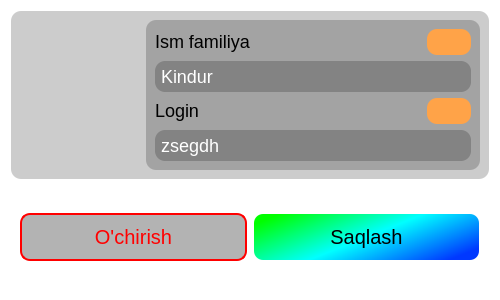
Old version of the form UI_files/edit.ui in the repository bexruzpy/KundalikCOM.
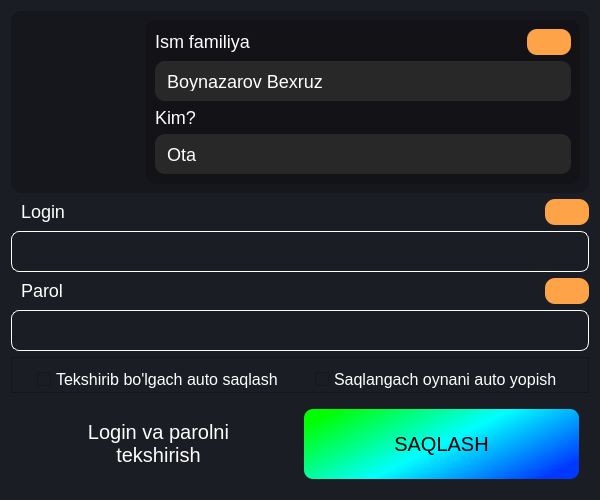
New version of the form. Icons and pictures are not drawn.

The edit to the form file:
```diff
--- a/UI_files/edit.ui
+++ b/UI_files/edit.ui
@@ -6,27 +6,31 @@
    <rect>
     <x>0</x>
     <y>0</y>
-    <width>500</width>
-    <height>300</height>
+    <width>600</width>
+    <height>500</height>
    </rect>
   </property>
   <property name="minimumSize">
    <size>
-    <width>500</width>
-    <height>300</height>
+    <width>600</width>
+    <height>500</height>
    </size>
   </property>
   <property name="maximumSize">
    <size>
-    <width>500</width>
-    <height>300</height>
+    <width>700</width>
+    <height>500</height>
    </size>
   </property>
   <property name="windowTitle">
    <string>Frame</string>
   </property>
   <property name="styleSheet">
-   <string notr="true">QFrame{background-color: rgb(255, 255, 255,0.3);}
+   <string notr="true">*{
+background-color: rgb(27, 29, 36);
+color: white;
+font-family: &quot;Mongolian Baiti&quot;;
+}
 QLabel{
 font-size: 18px;
 }
@@ -46,8 +50,14 @@
       </size>
      </property>
      <property name="styleSheet">
-      <string notr="true">border-radius: 10px;
-background-color: rgb(0, 0, 0, 0.2);</string>
+      <string notr="true">*{
+border-radius: 10px;
+background-color: rgb(0, 0, 0, 0.2);}
+QLineEdit{
+background-color: rgb(40,40,40);
+background-color: rgb(40,40,40);
+padding: 10px;
+}</string>
      </property>
      <property name="frameShape">
       <enum>QFrame::StyledPanel</enum>
@@ -131,6 +141,9 @@
          <enum>QFrame::Raised</enum>
         </property>
         <layout class="QVBoxLayout" name="verticalLayout_18">
+         <property name="rightMargin">
+          <number>9</number>
+         </property>
          <item>
           <widget class="QFrame" name="frame_31">
            <property name="styleSheet">
@@ -212,9 +225,12 @@
           </widget>
          </item>
          <item>
-          <widget class="QLineEdit" name="lineEdit_19">
+          <widget class="QLineEdit" name="lineEdit_21">
            <property name="text">
-            <string>Kindur</string>
+            <string>Boynazarov Bexruz</string>
+           </property>
+           <property name="readOnly">
+            <bool>true</bool>
            </property>
           </widget>
          </item>
@@ -254,41 +270,7 @@
                </sizepolicy>
               </property>
               <property name="text">
-               <string>Login</string>
-              </property>
-             </widget>
-            </item>
-            <item>
-             <widget class="QPushButton" name="copy_phone_10">
-              <property name="sizePolicy">
-               <sizepolicy hsizetype="Maximum" vsizetype="Fixed">
-                <horstretch>0</horstretch>
-                <verstretch>0</verstretch>
-               </sizepolicy>
-              </property>
-              <property name="cursor">
-               <cursorShape>PointingHandCursor</cursorShape>
-              </property>
-              <property name="focusPolicy">
-               <enum>Qt::ClickFocus</enum>
-              </property>
-              <property name="styleSheet">
-               <string notr="true">QPushButton{
-padding: 6px 6px;
-background-color: rgb(255, 163, 72);
-}
-QPushButton:focus{
-background-color: rgb(163, 255, 72);
-}
-</string>
-              </property>
-              <property name="text">
-               <string/>
-              </property>
-              <property name="icon">
-               <iconset>
-                <normaloff>icons/copy.png</normaloff>
-                <activeoff>icons/check-active.png</activeoff>icons/copy.png</iconset>
+               <string>Kim?</string>
               </property>
              </widget>
             </item>
@@ -296,9 +278,9 @@
           </widget>
          </item>
          <item>
-          <widget class="QLineEdit" name="lineEdit_20">
+          <widget class="QLineEdit" name="lineEdit_22">
            <property name="text">
-            <string>zsegdh</string>
+            <string>Ota</string>
            </property>
            <property name="readOnly">
             <bool>true</bool>
@@ -311,6 +293,268 @@
      </layout>
     </widget>
    </item>
+   <item>
+    <widget class="QFrame" name="frame_34">
+     <property name="styleSheet">
+      <string notr="true">border-radius: 10px;
+background-color: none;</string>
+     </property>
+     <property name="frameShape">
+      <enum>QFrame::StyledPanel</enum>
+     </property>
+     <property name="frameShadow">
+      <enum>QFrame::Raised</enum>
+     </property>
+     <layout class="QHBoxLayout" name="horizontalLayout_34">
+      <property name="spacing">
+       <number>6</number>
+      </property>
+      <property name="leftMargin">
+       <number>0</number>
+      </property>
+      <property name="topMargin">
+       <number>0</number>
+      </property>
+      <property name="rightMargin">
+       <number>0</number>
+      </property>
+      <property name="bottomMargin">
+       <number>0</number>
+      </property>
+      <item>
+       <widget class="QLabel" name="label_62">
+        <property name="sizePolicy">
+         <sizepolicy hsizetype="Preferred" vsizetype="Maximum">
+          <horstretch>0</horstretch>
+          <verstretch>0</verstretch>
+         </sizepolicy>
+        </property>
+        <property name="text">
+         <string>  Login</string>
+        </property>
+       </widget>
+      </item>
+      <item>
+       <widget class="QPushButton" name="copy_phone_12">
+        <property name="sizePolicy">
+         <sizepolicy hsizetype="Maximum" vsizetype="Fixed">
+          <horstretch>0</horstretch>
+          <verstretch>0</verstretch>
+         </sizepolicy>
+        </property>
+        <property name="cursor">
+         <cursorShape>PointingHandCursor</cursorShape>
+        </property>
+        <property name="focusPolicy">
+         <enum>Qt::ClickFocus</enum>
+        </property>
+        <property name="styleSheet">
+         <string notr="true">QPushButton{
+padding: 6px 6px;
+background-color: rgb(255, 163, 72);
+}
+QPushButton:focus{
+background-color: rgb(163, 255, 72);
+}
+</string>
+        </property>
+        <property name="text">
+         <string/>
+        </property>
+        <property name="icon">
+         <iconset>
+          <normaloff>icons/copy.png</normaloff>
+          <activeoff>icons/check-active.png</activeoff>icons/copy.png</iconset>
+        </property>
+       </widget>
+      </item>
+     </layout>
+    </widget>
+   </item>
+   <item>
+    <widget class="QLineEdit" name="lineEdit_20">
+     <property name="styleSheet">
+      <string notr="true">QLineEdit{
+padding: 8px;
+border-radius: 8px;
+border:1px solid white;}
+
+QLineEdit:focus{
+border-color: cyan;
+}</string>
+     </property>
+     <property name="text">
+      <string/>
+     </property>
+     <property name="readOnly">
+      <bool>false</bool>
+     </property>
+     <property name="cursorMoveStyle">
+      <enum>Qt::VisualMoveStyle</enum>
+     </property>
+    </widget>
+   </item>
+   <item>
+    <widget class="QFrame" name="frame_33">
+     <property name="styleSheet">
+      <string notr="true">
+border-radius: 10px;
+background-color: none;</string>
+     </property>
+     <property name="frameShape">
+      <enum>QFrame::StyledPanel</enum>
+     </property>
+     <property name="frameShadow">
+      <enum>QFrame::Raised</enum>
+     </property>
+     <layout class="QHBoxLayout" name="horizontalLayout_33">
+      <property name="spacing">
+       <number>6</number>
+      </property>
+      <property name="leftMargin">
+       <number>0</number>
+      </property>
+      <property name="topMargin">
+       <number>0</number>
+      </property>
+      <property name="rightMargin">
+       <number>0</number>
+      </property>
+      <property name="bottomMargin">
+       <number>0</number>
+      </property>
+      <item>
+       <widget class="QLabel" name="label_61">
+        <property name="sizePolicy">
+         <sizepolicy hsizetype="Preferred" vsizetype="Maximum">
+          <horstretch>0</horstretch>
+          <verstretch>0</verstretch>
+         </sizepolicy>
+        </property>
+        <property name="text">
+         <string>  Parol</string>
+        </property>
+       </widget>
+      </item>
+      <item>
+       <widget class="QPushButton" name="copy_phone_11">
+        <property name="sizePolicy">
+         <sizepolicy hsizetype="Maximum" vsizetype="Fixed">
+          <horstretch>0</horstretch>
+          <verstretch>0</verstretch>
+         </sizepolicy>
+        </property>
+        <property name="cursor">
+         <cursorShape>PointingHandCursor</cursorShape>
+        </property>
+        <property name="focusPolicy">
+         <enum>Qt::ClickFocus</enum>
+        </property>
+        <property name="styleSheet">
+         <string notr="true">QPushButton{
+padding: 6px 6px;
+background-color: rgb(255, 163, 72);
+}
+QPushButton:focus{
+background-color: rgb(163, 255, 72);
+}
+</string>
+        </property>
+        <property name="text">
+         <string/>
+        </property>
+        <property name="icon">
+         <iconset>
+          <normaloff>icons/copy.png</normaloff>
+          <activeoff>icons/check-active.png</activeoff>icons/copy.png</iconset>
+        </property>
+       </widget>
+      </item>
+     </layout>
+    </widget>
+   </item>
+   <item>
+    <widget class="QLineEdit" name="lineEdit_19">
+     <property name="styleSheet">
+      <string notr="true">QLineEdit{
+padding: 8px;
+border-radius: 8px;
+border:1px solid white;}
+
+QLineEdit:focus{
+border-color: cyan;
+}</string>
+     </property>
+     <property name="text">
+      <string/>
+     </property>
+     <property name="cursorMoveStyle">
+      <enum>Qt::VisualMoveStyle</enum>
+     </property>
+    </widget>
+   </item>
+   <item>
+    <widget class="QFrame" name="frame">
+     <property name="styleSheet">
+      <string notr="true">text-align: center;
+font-size: 16px;
+
+</string>
+     </property>
+     <property name="frameShape">
+      <enum>QFrame::StyledPanel</enum>
+     </property>
+     <property name="frameShadow">
+      <enum>QFrame::Raised</enum>
+     </property>
+     <layout class="QHBoxLayout" name="horizontalLayout">
+      <property name="leftMargin">
+       <number>0</number>
+      </property>
+      <property name="topMargin">
+       <number>9</number>
+      </property>
+      <property name="rightMargin">
+       <number>0</number>
+      </property>
+      <property name="bottomMargin">
+       <number>0</number>
+      </property>
+      <item>
+       <widget class="QCheckBox" name="checkBox">
+        <property name="sizePolicy">
+         <sizepolicy hsizetype="Maximum" vsizetype="Maximum">
+          <horstretch>0</horstretch>
+          <verstretch>0</verstretch>
+         </sizepolicy>
+        </property>
+        <property name="cursor">
+         <cursorShape>PointingHandCursor</cursorShape>
+        </property>
+        <property name="text">
+         <string>Tekshirib bo'lgach auto saqlash</string>
+        </property>
+       </widget>
+      </item>
+      <item>
+       <widget class="QCheckBox" name="checkBox_2">
+        <property name="sizePolicy">
+         <sizepolicy hsizetype="Maximum" vsizetype="Maximum">
+          <horstretch>0</horstretch>
+          <verstretch>0</verstretch>
+         </sizepolicy>
+        </property>
+        <property name="cursor">
+         <cursorShape>PointingHandCursor</cursorShape>
+        </property>
+        <property name="text">
+         <string>Saqlangach oynani auto yopish</string>
+        </property>
+       </widget>
+      </item>
+     </layout>
+    </widget>
+   </item>
    <item>
     <widget class="QFrame" name="frame_23">
      <property name="styleSheet">
@@ -331,16 +575,11 @@
         <property name="styleSheet">
          <string notr="true">QPushButton{
 border-radius: 10px;
-color: red;
 padding: 10px;
 font-size: 20px;
-color: black;
-border: 2px solid red;
-color: red;
-	background-color: rgb(0, 0, 0,0.3);
+color: white;
 }
 
-
 QPushButton:hover{
 border-color: none;
 color: black;
@@ -348,7 +587,8 @@
 }</string>
         </property>
         <property name="text">
-         <string>O'chirish</string>
+         <string>Login va parolni
+tekshirish</string>
         </property>
        </widget>
       </item>
@@ -360,7 +600,7 @@
         <property name="styleSheet">
          <string notr="true">QPushButton{
 border-radius: 10px;
-padding: 10px;
+padding: 22px;
 font-size: 20px;
 color: black;
 	background-color: qlineargradient(spread:pad, x1:0, y1:0.227, x2:1, y2:0.739, stop:0 rgba(0, 255, 0, 255), stop:0.507389 rgba(0, 255, 255, 255), stop:1 rgba(0, 56, 255, 255));
@@ -372,7 +612,7 @@
 }</string>
         </property>
         <property name="text">
-         <string>Saqlash</string>
+         <string>SAQLASH</string>
         </property>
        </widget>
       </item>
```
Left out of the diff: 12 changed lines with no effect on the pictures.
